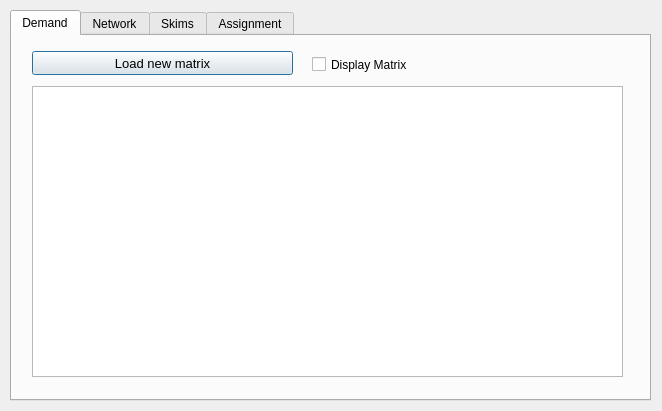
Qt form forms/ui_traffic_assignment.ui (AequilibraE/qaequilibrae) before a commit.
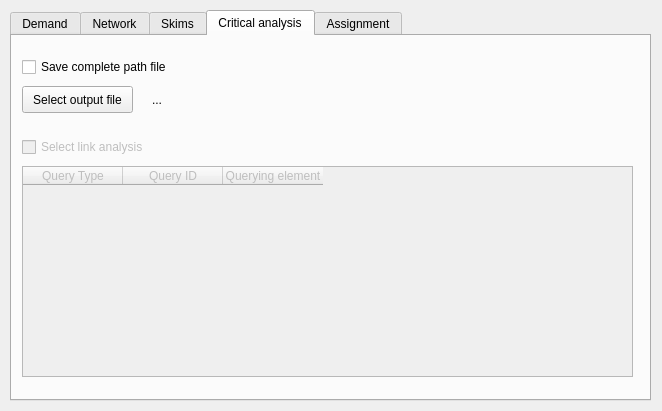
The same form after that commit. The open tabs and pages were chosen to show the change. Custom widgets are drawn as their Qt base class.

Commit message: Introducing Path File saving to traffic assignment

The edit to the form file:
```diff
--- a/forms/ui_traffic_assignment.ui
+++ b/forms/ui_traffic_assignment.ui
@@ -312,47 +312,20 @@
       <string>Field</string>
      </property>
     </widget>
-    <widget class="QRadioButton" name="select_link_analysis_4">
-     <property name="enabled">
-      <bool>false</bool>
-     </property>
-     <property name="geometry">
-      <rect>
-       <x>300</x>
-       <y>92</y>
-       <width>181</width>
-       <height>17</height>
-      </rect>
-     </property>
-     <property name="text">
-      <string>Complete path file</string>
-     </property>
-    </widget>
-    <widget class="QRadioButton" name="select_link_analysis">
-     <property name="enabled">
-      <bool>false</bool>
-     </property>
-     <property name="geometry">
-      <rect>
-       <x>300</x>
-       <y>60</y>
-       <width>331</width>
-       <height>17</height>
-      </rect>
-     </property>
-     <property name="text">
-      <string>Select link analysis</string>
-     </property>
-    </widget>
+   </widget>
+   <widget class="QWidget" name="tab_3">
+    <attribute name="title">
+     <string>Critical analysis</string>
+    </attribute>
     <widget class="QTableWidget" name="path_list">
      <property name="enabled">
       <bool>false</bool>
      </property>
      <property name="geometry">
       <rect>
-       <x>300</x>
-       <y>122</y>
-       <width>321</width>
+       <x>10</x>
+       <y>130</y>
+       <width>611</width>
        <height>211</height>
       </rect>
      </property>
@@ -390,6 +363,61 @@
       </property>
      </column>
     </widget>
+    <widget class="QCheckBox" name="do_select_link">
+     <property name="enabled">
+      <bool>false</bool>
+     </property>
+     <property name="geometry">
+      <rect>
+       <x>10</x>
+       <y>100</y>
+       <width>141</width>
+       <height>22</height>
+      </rect>
+     </property>
+     <property name="text">
+      <string>Select link analysis</string>
+     </property>
+    </widget>
+    <widget class="QCheckBox" name="do_path_file">
+     <property name="geometry">
+      <rect>
+       <x>10</x>
+       <y>20</y>
+       <width>171</width>
+       <height>22</height>
+      </rect>
+     </property>
+     <property name="text">
+      <string>Save complete path file</string>
+     </property>
+    </widget>
+    <widget class="QPushButton" name="select_path_file_name">
+     <property name="geometry">
+      <rect>
+       <x>10</x>
+       <y>50</y>
+       <width>111</width>
+       <height>27</height>
+      </rect>
+     </property>
+     <property name="text">
+      <string>Select output file</string>
+     </property>
+    </widget>
+    <widget class="QLabel" name="path_file_display">
+     <property name="geometry">
+      <rect>
+       <x>140</x>
+       <y>55</y>
+       <width>481</width>
+       <height>17</height>
+      </rect>
+     </property>
+     <property name="text">
+      <string>...</string>
+     </property>
+    </widget>
    </widget>
    <widget class="QWidget" name="tab">
     <attribute name="title">
```
Left out of the diff: 6 changed lines with no effect on the pictures. The commit also changes 10 other files.
